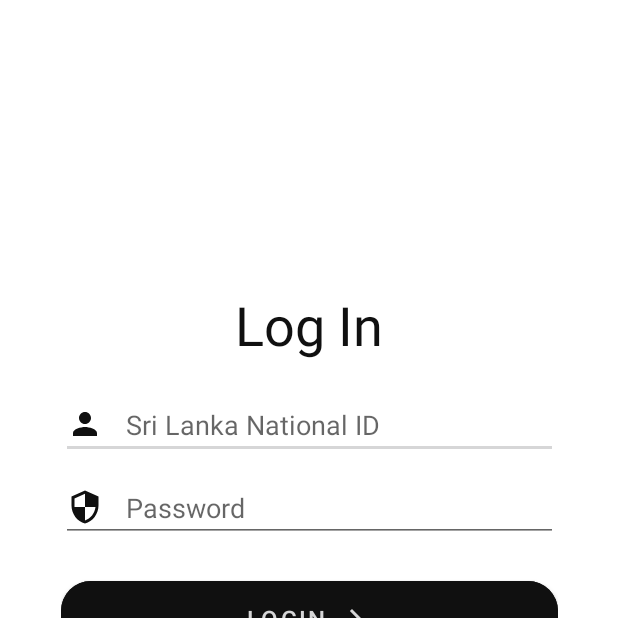
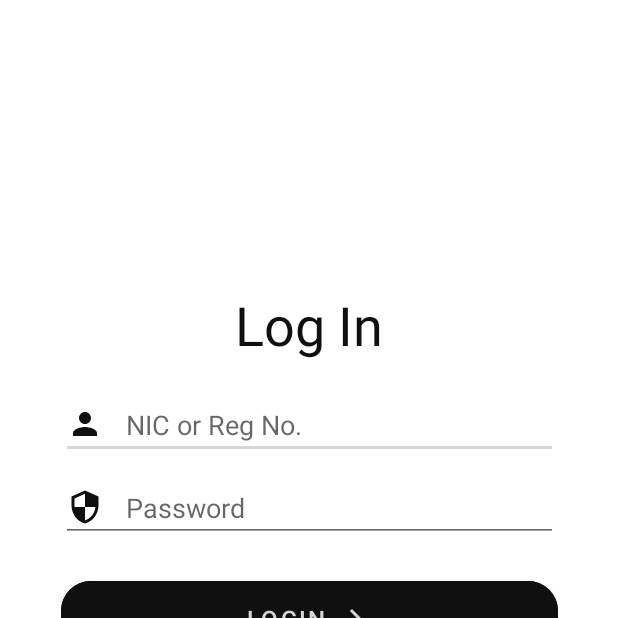
Before and after one commit to dinethpiyumantha/fillfuel-android-app, an Android app: the screen it shows after launch (LoginActivity), on a phone screen of 412 x 824 dp, the top half of it. Run offline under Robolectric (Android 15) with nearby library versions, the phone set to English and light mode, and no system bars; Roboto replaces fonts that are not available here.

Commit message:
bux fixed

```diff
--- a/app/src/main/res/layout/activity_login.xml
+++ b/app/src/main/res/layout/activity_login.xml
@@ -34,7 +34,7 @@
             android:drawableStart="@drawable/ic_baseline_person_24"
             android:drawablePadding="15dp"
             android:ems="10"
-            android:hint="Sri Lanka National ID"
+            android:hint="NIC or Reg No."
             android:inputType="textPersonName" />
 
         <EditText
```
